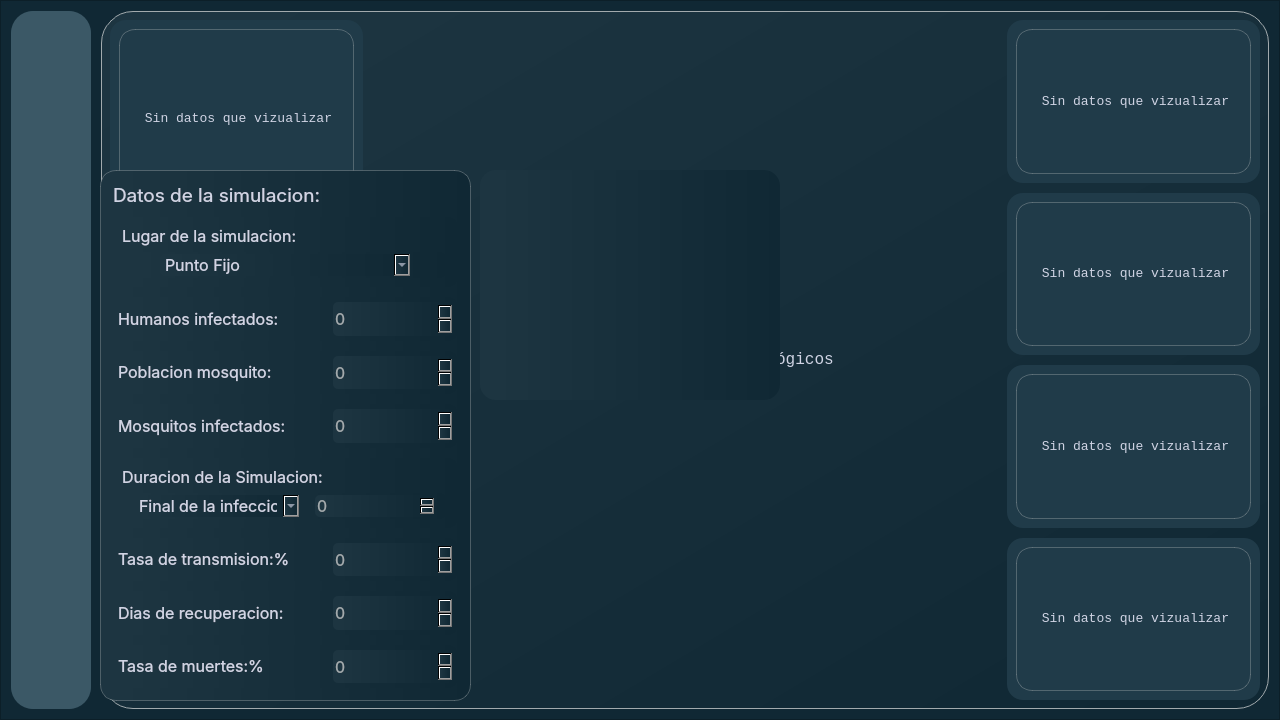
Qt form ui/simuladorDengueUI.ui (DiegoABorges2309/simulador-dengue) before a commit.
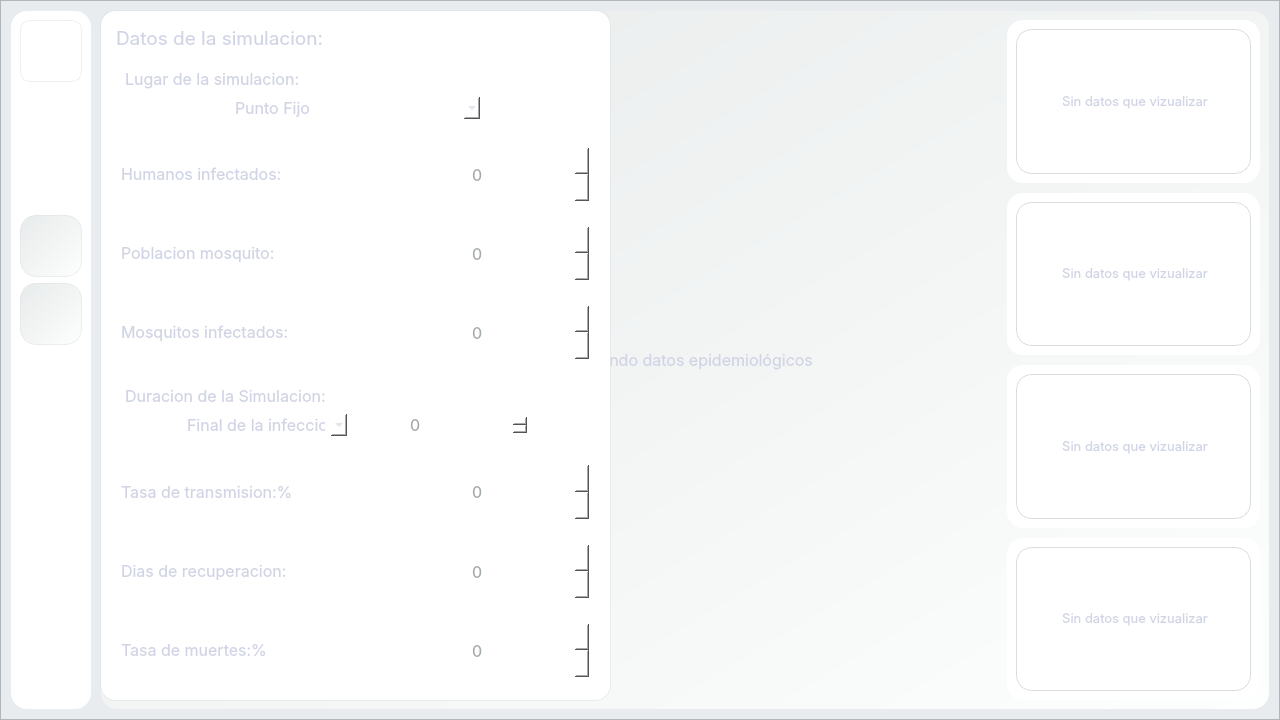
The same form after that commit. Icons and pictures are not drawn.

The edit to the form file:
```diff
--- a/ui/simuladorDengueUI.ui
+++ b/ui/simuladorDengueUI.ui
@@ -38,7 +38,8 @@
     </size>
    </property>
    <property name="styleSheet">
-    <string notr="true">background-color: rgb(16, 40, 52);</string>
+    <string notr="true">background-color: rgb(232, 236, 239);
+</string>
    </property>
    <property name="frameShape">
     <enum>QFrame::Shape::StyledPanel</enum>
@@ -83,8 +84,8 @@
        </size>
       </property>
       <property name="styleSheet">
-       <string notr="true">background-color: rgb(59, 88, 102);
-border-radius: 22px;
+       <string notr="true">background-color: rgb(255, 255, 255);
+border-radius: 16px;
 </string>
       </property>
       <property name="frameShape">
@@ -115,8 +116,9 @@
           </size>
          </property>
          <property name="styleSheet">
-          <string notr="true">border-image: url(:/svg/Logo SimcoreV2.svg);
-border-radius: 14px;</string>
+          <string notr="true">image: url(:/svg/Base Logo.svg);
+border-radius: 10px;
+border: 1px solid rgba(32, 59, 73, 20);</string>
          </property>
          <property name="frameShape">
           <enum>QFrame::Shape::StyledPanel</enum>
@@ -167,8 +169,11 @@
          </property>
          <property name="styleSheet">
           <string notr="true">QPushButton{
-	border-image: url(:/svg/Boton Nueva Simulacion.svg);
-	border-radius: 14px;
+	
+	image: url(:/svg/Boton Nueva Simulacion.svg);
+	background-color: qlineargradient(spread:pad, x1:0, y1:0, x2:1, y2:1, stop:0 rgba(232, 235, 235, 255), stop:1 rgba(253, 254, 254, 255));
+	border-radius: 16px;
+	border: 1px solid rgba(32, 59, 73, 20);
 }
 QPushButton::pressed{
 	background-color: rgb(29, 53, 65);
@@ -190,8 +195,10 @@
          <property name="styleSheet">
           <string notr="true">
 QPushButton{
-	border-image: url(:/svg/Historial.svg);
-	border-radius: 14px;
+	image: url(:/svg/Historial.svg);
+		background-color: qlineargradient(spread:pad, x1:0, y1:0, x2:1, y2:1, stop:0 rgba(232, 235, 235, 255), stop:1 rgba(253, 254, 254, 255));
+	border-radius: 16px;
+	border: 1px solid rgba(32, 59, 73, 20);
 }
 QPushButton::pressed{
 	background-color: rgb(29, 53, 65);
@@ -267,17 +274,16 @@
        </sizepolicy>
       </property>
       <property name="styleSheet">
-       <string notr="true">background:none;
-</string>
+       <string notr="true">background:transparent;</string>
       </property>
       <property name="currentIndex">
        <number>0</number>
       </property>
       <widget class="QWidget" name="panel_inicial">
        <property name="styleSheet">
-        <string notr="true">background-color: qlineargradient(spread:pad, x1:0, y1:0, x2:1, y2:1, stop:0.0511364 rgba(29, 53, 65, 255), stop:0.954545 rgba(16, 40, 52, 255));
-border-radius: 32px;
-border: 1px solid rgb(162, 170, 173);</string>
+        <string notr="true">background-color: qlineargradient(spread:pad, x1:0, y1:0, x2:1, y2:1, stop:0 rgba(232, 235, 235, 255), stop:1 rgba(253, 254, 254, 255));
+border-radius: 16px;
+border: 0px;</string>
        </property>
        <layout class="QHBoxLayout" name="horizontalLayout_2">
         <item>
@@ -323,7 +329,7 @@
               </sizepolicy>
              </property>
              <property name="styleSheet">
-              <string notr="true">background-color: rgb(32, 59, 73);
+              <string notr="true">background-color: rgb(255, 255, 255);
 border-radius: 16px;</string>
              </property>
              <property name="frameShape">
@@ -337,7 +343,7 @@
                <widget class="QLabel" name="label_2">
                 <property name="font">
                  <font>
-                  <family>Consolas</family>
+                  <family>Inter</family>
                   <pointsize>10</pointsize>
                  </font>
                 </property>
@@ -370,7 +376,7 @@
               </sizepolicy>
              </property>
              <property name="styleSheet">
-              <string notr="true">background-color: rgb(32, 59, 73);
+              <string notr="true">background-color: rgb(255, 255, 255);
 border-radius: 16px;</string>
              </property>
              <property name="frameShape">
@@ -384,7 +390,7 @@
                <widget class="QLabel" name="label_3">
                 <property name="font">
                  <font>
-                  <family>Consolas</family>
+                  <family>Inter</family>
                   <pointsize>10</pointsize>
                  </font>
                 </property>
@@ -417,7 +423,7 @@
               </sizepolicy>
              </property>
              <property name="styleSheet">
-              <string notr="true">background-color: rgba(14, 25, 31, 100);
+              <string notr="true">background-color: rgb(215, 219, 222);
 border-radius: 16px;</string>
              </property>
              <property name="frameShape">
@@ -431,7 +437,7 @@
                <widget class="QLabel" name="label_4">
                 <property name="font">
                  <font>
-                  <family>Consolas</family>
+                  <family>Inter</family>
                   <pointsize>10</pointsize>
                  </font>
                 </property>
@@ -482,7 +488,7 @@
             <widget class="QLabel" name="label">
              <property name="font">
               <font>
-               <family>Consolas</family>
+               <family>Inter</family>
                <pointsize>14</pointsize>
               </font>
              </property>
@@ -495,7 +501,7 @@
              <property name="styleSheet">
               <string notr="true">background: none;
 image: url(:/svg/Subtract (1).svg);
-color: rgb(208, 212, 228);
+color: rgb(218, 221, 221);
 border: 0px;</string>
              </property>
              <property name="text">
@@ -550,7 +556,7 @@
               </sizepolicy>
              </property>
              <property name="styleSheet">
-              <string notr="true">background-color: rgb(32, 59, 73);
+              <string notr="true">background-color: rgb(255, 255, 255);
 border-radius: 16px;</string>
              </property>
              <property name="frameShape">
@@ -564,7 +570,7 @@
                <widget class="QLabel" name="label_5">
                 <property name="font">
                  <font>
-                  <family>Consolas</family>
+                  <family>Inter</family>
                   <pointsize>10</pointsize>
                  </font>
                 </property>
@@ -597,7 +603,7 @@
               </sizepolicy>
              </property>
              <property name="styleSheet">
-              <string notr="true">background-color: rgb(32, 59, 73);
+              <string notr="true">background-color: rgb(255, 255, 255);
 border-radius: 16px;</string>
              </property>
              <property name="frameShape">
@@ -611,7 +617,7 @@
                <widget class="QLabel" name="label_6">
                 <property name="font">
                  <font>
-                  <family>Consolas</family>
+                  <family>Inter</family>
                   <pointsize>10</pointsize>
                  </font>
                 </property>
@@ -644,7 +650,7 @@
               </sizepolicy>
              </property>
              <property name="styleSheet">
-              <string notr="true">background-color: rgb(32, 59, 73);
+              <string notr="true">background-color: rgb(255, 255, 255);
 border-radius: 16px;</string>
              </property>
              <property name="frameShape">
@@ -658,7 +664,7 @@
                <widget class="QLabel" name="label_7">
                 <property name="font">
                  <font>
-                  <family>Consolas</family>
+                  <family>Inter</family>
                   <pointsize>10</pointsize>
                  </font>
                 </property>
@@ -691,7 +697,7 @@
               </sizepolicy>
              </property>
              <property name="styleSheet">
-              <string notr="true">background-color: rgb(32, 59, 73);
+              <string notr="true">background-color: rgb(255, 255, 255);
 border-radius: 16px;</string>
              </property>
              <property name="frameShape">
@@ -705,7 +711,7 @@
                <widget class="QLabel" name="label_8">
                 <property name="font">
                  <font>
-                  <family>Consolas</family>
+                  <family>Inter</family>
                   <pointsize>10</pointsize>
                  </font>
                 </property>
@@ -1265,9 +1271,9 @@
      <property name="geometry">
       <rect>
        <x>0</x>
-       <y>170</y>
-       <width>371</width>
-       <height>531</height>
+       <y>10</y>
+       <width>511</width>
+       <height>691</height>
       </rect>
      </property>
      <property name="minimumSize">
@@ -1277,8 +1283,8 @@
       </size>
      </property>
      <property name="styleSheet">
-      <string notr="true">background-color: qlineargradient(spread:pad, x1:0, y1:0, x2:1, y2:0, stop:0.0511364 rgba(29, 53, 65, 255), stop:1 rgba(16, 40, 52, 255));
-border: 1px solid rgba(162, 170, 173, 100);
+      <string notr="true">background-color: rgb(255, 255, 255);
+border: 1px solid rgba(32, 59, 73, 20);
 border-radius: 16px;
 color: rgb(208, 212, 228);</string>
      </property>
@@ -1293,16 +1299,16 @@
        <number>10</number>
       </property>
       <property name="leftMargin">
-       <number>12</number>
+       <number>15</number>
       </property>
       <property name="topMargin">
-       <number>12</number>
+       <number>15</number>
       </property>
       <property name="rightMargin">
-       <number>12</number>
+       <number>15</number>
       </property>
       <property name="bottomMargin">
-       <number>12</number>
+       <number>15</number>
       </property>
       <item>
        <widget class="QLabel" name="label_9">
@@ -2096,33 +2102,6 @@
       </item>
      </layout>
     </widget>
-    <widget class="QFrame" name="f_previzualizar_mapa">
-     <property name="geometry">
-      <rect>
-       <x>380</x>
-       <y>170</y>
-       <width>300</width>
-       <height>230</height>
-      </rect>
-     </property>
-     <property name="minimumSize">
-      <size>
-       <width>300</width>
-       <height>230</height>
-      </size>
-     </property>
-     <property name="styleSheet">
-      <string notr="true">background-color: qlineargradient(spread:pad, x1:0, y1:0, x2:1, y2:0, stop:0.0511364 rgba(29, 53, 65, 255), stop:1 rgba(16, 40, 52, 255));
-border-radius: 16px</string>
-     </property>
-     <property name="frameShape">
-      <enum>QFrame::Shape::StyledPanel</enum>
-     </property>
-     <property name="frameShadow">
-      <enum>QFrame::Shadow::Raised</enum>
-     </property>
-     <layout class="QGridLayout" name="gridLayout_9"/>
-    </widget>
    </widget>
    <widget class="QWidget" name="page_2"/>
   </widget>
```
Left out of the diff: 4 changed lines with no effect on the pictures.
